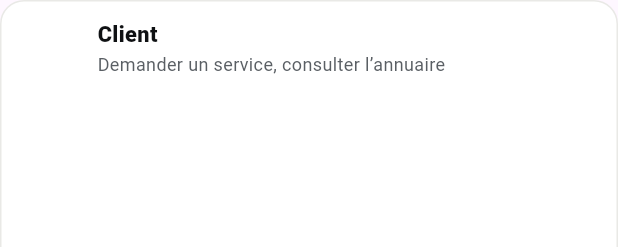
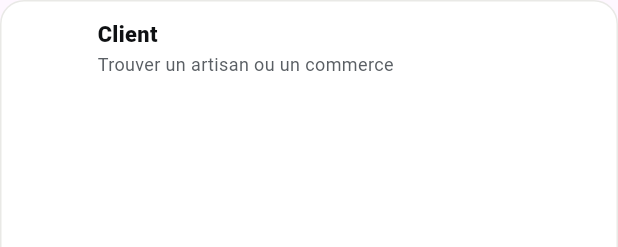
Before and after one commit to TheGodFather05/Panergo_mobile, a Flutter app: the _ModeRow widget shown alone on an empty page, opened directly with empty values, on a phone screen of 412 x 824 dp. Shown: the top 247 px of the screen. Run offline on Flutter 3.47's test engine with Material 3 defaults, Android fonts, the phone set to English and light mode, and no system bars; our stand-ins replace connectivity_plus, dio, flutter_riverpod, flutter_secure_storage, google_fonts, image_picker and 3 more; missing offline and left inert: mobile_scanner, stomp_dart_client; accounts and stored records are empty; project files that could hold a hidden picture were left out.

Commit message:
Announce the switch to artisan, and say what a mode is for
Screens 1C and 3B of the onboarding design, and one principle running through
both: a mode somebody does not hold shows what it is for, not what they lack.

« Pas encore de profil artisan » is true and unhelpful — it describes an
absence to a person who was only asking what the mode does. The sheet now says
« Recevoir des demandes de travail », which is the sentence the signup screen
already uses, so both doors into a mode say the same thing.

« Pas encore de boutique » was worse than unhelpful: it is simply false for
somebody who sent a form yesterday, and telling them so is how they conclude it
was lost. A listing under review now shows its name and where it has got to,
with a pill rather than the plus — being read is neither held nor missing.

The wizard no longer sets the mode itself. An artisan profile activates the
moment the form is sent, so there is nothing to wait for; what surprised was
the application turning blue with its tabs replaced, having said nothing. The
new tabs are now shown before they appear, and staying a client is a real
option rather than a hidden link — the profile exists either way, and only the
face of the app is being chosen.

The vocabulary test matches quoted strings rather than bare text: both
discarded phrases still appear in comments arguing against them, and a source
grep cannot tell copy from an argument about copy.

Co-Authored-By: Claude Opus 5 <noreply@anthropic.com>

```diff
--- a/lib/features/profile/mode_sheet.dart
+++ b/lib/features/profile/mode_sheet.dart
@@ -2,9 +2,11 @@ import 'package:flutter/material.dart';
 import 'package:flutter_riverpod/flutter_riverpod.dart';
 
 import '../../core/app_mode.dart';
+import '../../core/models/models.dart';
 import '../../core/theme/palette.dart';
 import '../../core/theme/tokens.dart';
 import '../../core/widgets/material_symbol.dart';
+import '../business/business_providers.dart';
 import '../business/register_business_screen.dart';
 import '../onboarding/become_provider_screen.dart';
 
@@ -31,6 +33,10 @@ class ModeSheet extends ConsumerWidget {
   Widget build(BuildContext context, WidgetRef ref) {
     final available = ref.watch(availableModesProvider);
     final current = ref.watch(effectiveModeProvider);
+
+    final pendingShop = (ref.watch(myBusinessesProvider).value ?? const [])
+        .where((b) => b.status == BusinessStatus.pending)
+        .firstOrNull;
 
     return Container(
       decoration: const BoxDecoration(
@@ -73,6 +79,10 @@ class ModeSheet extends ConsumerWidget {
               mode: mode,
               active: mode == current,
               has: available.contains(mode),
+              // The shop still being read, when there is one. « Pas encore de
+              // boutique » is false for somebody who sent a form yesterday,
+              // and telling them so is how they conclude it was lost.
+              pending: mode == AppMode.business ? pendingShop : null,
               onTap: () => _pick(context, ref, mode, available.contains(mode)),
             ),
 
@@ -120,11 +130,16 @@ class _ModeRow extends StatelessWidget {
     required this.active,
     required this.has,
     required this.onTap,
+    this.pending,
   });
 
   final AppMode mode;
   final bool active;
   final bool has;
+
+  /// A shop of this person's that is waiting to be read, if any.
+  final BusinessDetail? pending;
+
   final VoidCallback onTap;
 
   /// Each mode wears its own face's ink, so the row looks like where it leads.
@@ -153,14 +168,22 @@ class _ModeRow extends StatelessWidget {
         AppMode.business => 'Commerçant',
       };
 
-  /// Says what the mode is for, or what is missing before it can be used.
-  static String _sub(AppMode mode, bool has) => switch (mode) {
-        AppMode.client => 'Demander un service, consulter l’annuaire',
+  /// Says what the mode is for, or where the one being set up has got to.
+  ///
+  /// A mode somebody does not hold shows the intention rather than the lack —
+  /// « Recevoir des demandes de travail » rather than « Pas encore de profil
+  /// artisan ». Those are the words the signup screen uses, so both doors say
+  /// the same thing, and a lack is not a useful thing to read about yourself.
+  static String _sub(AppMode mode, bool has, BusinessDetail? pending) =>
+      switch (mode) {
+        AppMode.client => 'Trouver un artisan ou un commerce',
         AppMode.provider => has
             ? 'Recevoir des demandes, faire des offres'
-            : 'Pas encore de profil artisan',
+            : 'Recevoir des demandes de travail',
+        AppMode.business when pending != null =>
+          '${pending.name} · relue sous 2 jours',
         AppMode.business =>
-          has ? 'Gérer ma fiche et mon catalogue' : 'Pas encore de boutique',
+          has ? 'Gérer ma fiche et mon catalogue' : 'Faire connaître ma boutique',
       };
 
   @override
@@ -198,9 +221,11 @@ class _ModeRow extends StatelessWidget {
                           fontSize: 14.5,
                           fontWeight: FontWeight.w800,
                           color: PanergoColors.ink)),
-                  Text(_sub(mode, has),
+                  Text(_sub(mode, has, pending),
                       style: const TextStyle(
-                          fontSize: 12, color: PanergoColors.muted)),
+                          fontSize: 12, color: PanergoColors.muted),
+                      maxLines: 1,
+                      overflow: TextOverflow.ellipsis),
                 ],
               ),
             ),
@@ -219,6 +244,29 @@ class _ModeRow extends StatelessWidget {
                         fontWeight: FontWeight.w800,
                         color: ink)),
               )
+            // A shop being read is neither held nor missing, so it gets
+            // neither the switch nor the plus: it gets where it has got to.
+            else if (pending != null)
+              Container(
+                padding:
+                    const EdgeInsets.symmetric(horizontal: 8, vertical: 5),
+                decoration: BoxDecoration(
+                  color: tint,
+                  borderRadius: BorderRadius.circular(8),
+                ),
+                child: Row(
+                  mainAxisSize: MainAxisSize.min,
+                  children: [
+                    MaterialSymbol('schedule', size: 14, color: ink),
+                    const SizedBox(width: 4),
+                    Text('En relecture',
+                        style: TextStyle(
+                            fontSize: 11.5,
+                            fontWeight: FontWeight.w800,
+                            color: ink)),
+                  ],
+                ),
+              )
             else if (!has)
               MaterialSymbol('add_circle', size: 21, color: ink),
           ],
```
Also changed, not shown: lib/features/onboarding/become_provider_screen.dart (+10 -2 lines), lib/features/onboarding/provider_ready_screen.dart (added, +193 -0 lines), 1 other file.
